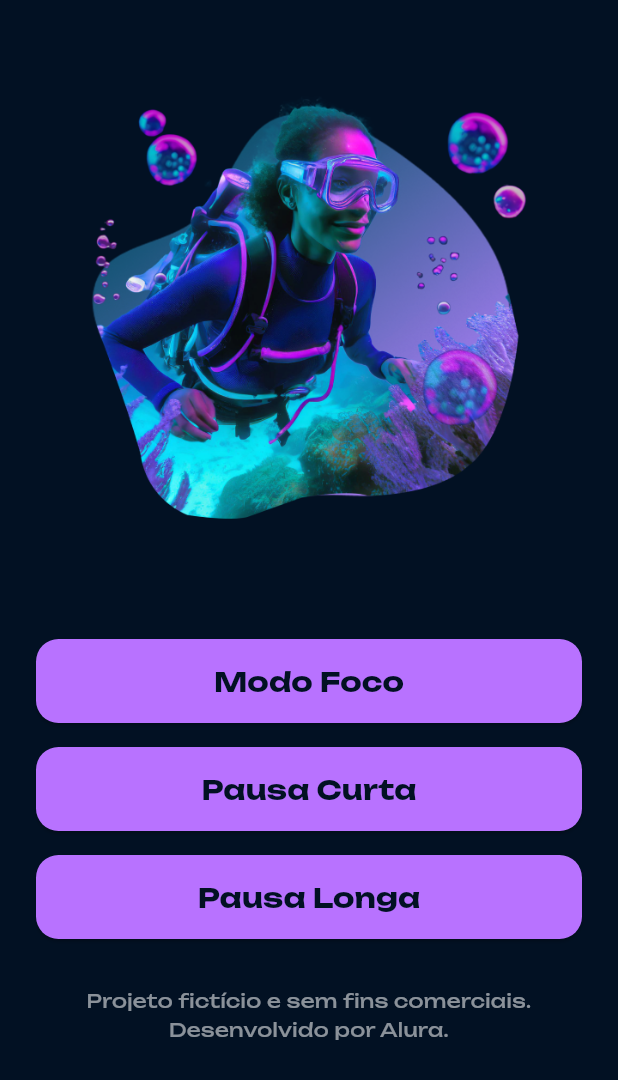
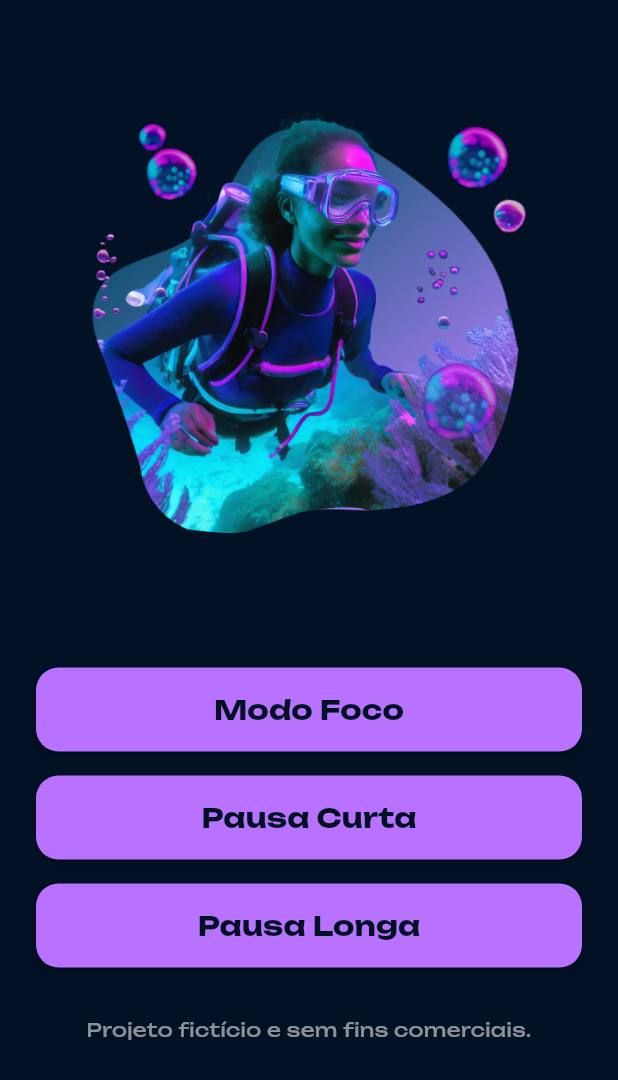
Before and after one commit to gabrielleles18/fokus, a Flutter app: the screen it shows after launch, on a phone screen of 412 x 824 dp, the part 156-1236 px from its top. Run offline on Flutter 3.47's test engine with Material 3 defaults, Android fonts, the phone set to English and light mode, and no system bars; our stand-ins replace google_fonts.

Commit message:
Update footer text to remove developer credit
Removed the developer credit from the footer text.

```diff
--- a/lib/app/shared/utils/app_config.dart
+++ b/lib/app/shared/utils/app_config.dart
@@ -25,7 +25,7 @@ class AppConfig {
 
   // Mensagem rodapé
   static const String footerText =
-      'Projeto fictício e sem fins comerciais.\nDesenvolvido por Alura.';
+      'Projeto fictício e sem fins comerciais.';
 
   // Descrições
   static const String focusDescription = 'Concentre-se no seu trabalho';
```
